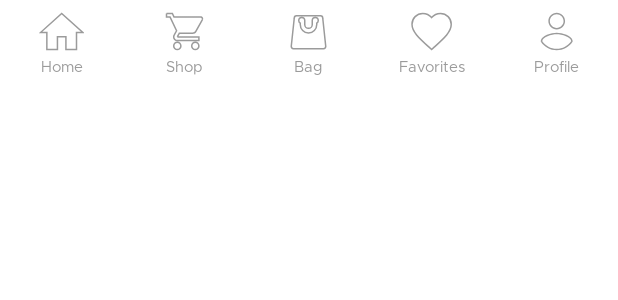
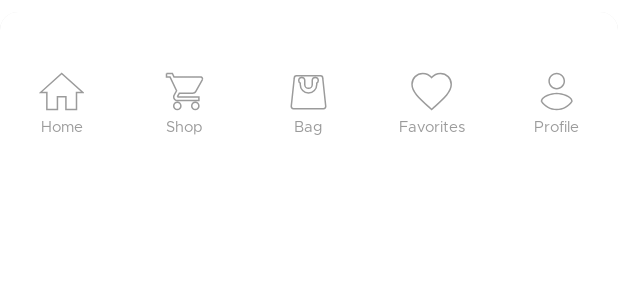
Before and after one commit to giovannicmelo/compose-shop-android, an Android app built with Jetpack Compose: the @Preview function NavigationBarsPreview, on a phone screen of 412 x 824 dp. Shown: the top 300 px of the screen. Run offline under Robolectric (Android 15) with nearby library versions, the phone set to English and light mode, and no system bars.

Commit message:
Added Navigation Bar

```diff
--- a/app/src/main/java/com/github/giovannicmelo/composeshop/ui/components/NavigationBars.kt
+++ b/app/src/main/java/com/github/giovannicmelo/composeshop/ui/components/NavigationBars.kt
@@ -1,11 +1,15 @@
 package com.github.giovannicmelo.composeshop.ui.components
 
+import androidx.compose.foundation.layout.*
+import androidx.compose.foundation.shape.RoundedCornerShape
 import androidx.compose.material.BottomNavigation
 import androidx.compose.material.BottomNavigationItem
 import androidx.compose.material.Icon
 import androidx.compose.material.Text
 import androidx.compose.runtime.Composable
 import androidx.compose.runtime.getValue
+import androidx.compose.ui.Modifier
+import androidx.compose.ui.draw.clip
 import androidx.compose.ui.res.painterResource
 import androidx.compose.ui.text.TextStyle
 import androidx.compose.ui.text.font.FontWeight
@@ -18,12 +22,17 @@ import androidx.navigation.compose.NavHost
 import androidx.navigation.compose.composable
 import androidx.navigation.compose.currentBackStackEntryAsState
 import androidx.navigation.compose.rememberNavController
-import com.github.giovannicmelo.composeshop.ui.theme.Gray
-import com.github.giovannicmelo.composeshop.ui.theme.Primary
-import com.github.giovannicmelo.composeshop.ui.theme.White
-import com.github.giovannicmelo.composeshop.ui.theme.metropolisFontFamily
+import com.github.giovannicmelo.composeshop.ui.theme.*
 import com.github.giovannicmelo.composeshop.utils.NavigationItem
 import com.github.giovannicmelo.composeshop.utils.NavigationRoute
+
+private val items = listOf(
+    NavigationItem.Home,
+    NavigationItem.Shop,
+    NavigationItem.Bag,
+    NavigationItem.Favorites,
+    NavigationItem.Profile,
+)
 
 @Composable
 fun NavigationGraph(navController: NavHostController) {
@@ -51,25 +60,20 @@ fun NavigationGraph(navController: NavHostController) {
 
 @Composable
 fun NavigationBar(navController: NavController) {
-    val items = listOf(
-        NavigationItem.Home,
-        NavigationItem.Shop,
-        NavigationItem.Bag,
-        NavigationItem.Favorites,
-        NavigationItem.Profile,
-    )
     BottomNavigation(
+        modifier = Modifier.clip(RoundedCornerShape(12.dp, 12.dp, 0.dp, 0.dp)),
         backgroundColor = White,
-        contentColor = Gray,
-        elevation = 0.dp
+        elevation = 12.dp
     ) {
         val navBackStackEntry by navController.currentBackStackEntryAsState()
         val currentRoute = navBackStackEntry?.destination?.route
         items.forEach { item ->
+            val isSelected = currentRoute == item.route.name.lowercase()
             BottomNavigationItem(
+                modifier = Modifier.padding(top = 32.dp),
                 icon = {
                     Icon(
-                        painter = painterResource(id = item.iconRes),
+                        painter = painterResource(id = if (isSelected) item.iconResSelected else item.iconRes),
                         contentDescription = item.route.label
                     )
                 },
@@ -86,7 +90,7 @@ fun NavigationBar(navController: NavController) {
                 selectedContentColor = Primary,
                 unselectedContentColor = Gray,
                 alwaysShowLabel = true,
-                selected = currentRoute == item.route.name.lowercase(),
+                selected = isSelected,
                 onClick = {
                     navController.navigate(item.route.name.lowercase()) {
                         navController.graph.startDestinationRoute?.let { route ->
@@ -105,5 +109,11 @@ fun NavigationBar(navController: NavController) {
 @Composable
 fun NavigationBarsPreview() {
     val navController = rememberNavController()
-    NavigationBar(navController)
+    ComposeShopTheme() {
+        Column(Modifier.fillMaxWidth()) {
+            Spacer(modifier = Modifier.height(8.dp))
+            NavigationBar(navController)
+        }
+    }
+
 }
```
Also changed, not shown: app/src/main/java/com/github/giovannicmelo/composeshop/utils/NavigationItem.kt (+31 -6 lines).
